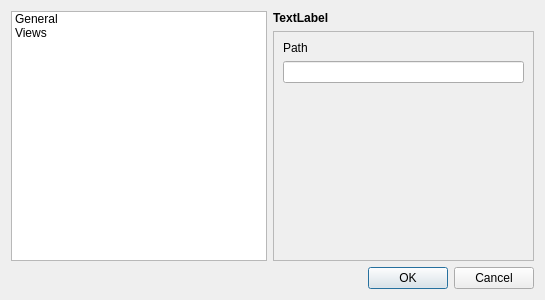
Old version of the form frontend/preferencesDialog.ui in the repository FelixdelasPozas/EspINA.
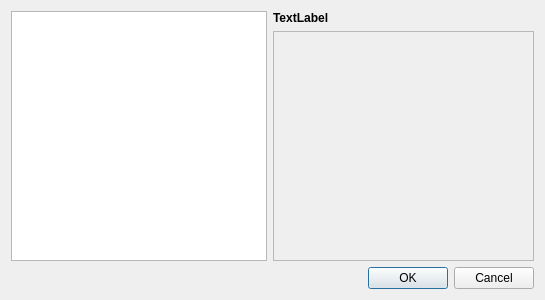
New version of the form. Icons and pictures are not drawn.

Commit message: Add Preference support for plugins

Patch:
```diff
--- a/frontend/preferencesDialog.ui
+++ b/frontend/preferencesDialog.ui
@@ -33,24 +33,6 @@
        <property name="uniformItemSizes">
         <bool>false</bool>
        </property>
-       <item>
-        <property name="text">
-         <string>General</string>
-        </property>
-        <property name="icon">
-         <iconset resource="rsc/espina.qrc">
-          <normaloff>:/espina/editor.ico</normaloff>:/espina/editor.ico</iconset>
-        </property>
-       </item>
-       <item>
-        <property name="text">
-         <string>Views</string>
-        </property>
-        <property name="icon">
-         <iconset resource="rsc/espina.qrc">
-          <normaloff>:/espina/show_all.svg</normaloff>:/espina/show_all.svg</iconset>
-        </property>
-       </item>
       </widget>
      </item>
      <item>
@@ -111,35 +93,6 @@
             <height>215</height>
            </rect>
           </property>
-          <layout class="QVBoxLayout" name="verticalLayout_3">
-           <item>
-            <widget class="QLabel" name="label_3">
-             <property name="text">
-              <string>Path</string>
-             </property>
-            </widget>
-           </item>
-           <item>
-            <widget class="QLineEdit" name="samplePath">
-             <property name="text">
-              <string/>
-             </property>
-            </widget>
-           </item>
-           <item>
-            <spacer name="verticalSpacer">
-             <property name="orientation">
-              <enum>Qt::Vertical</enum>
-             </property>
-             <property name="sizeHint" stdset="0">
-              <size>
-               <width>20</width>
-               <height>40</height>
-              </size>
-             </property>
-            </spacer>
-           </item>
-          </layout>
          </widget>
         </widget>
        </item>
```
Left out of the diff: 6 changed lines with no effect on the pictures. The commit also changes 18 other files.
